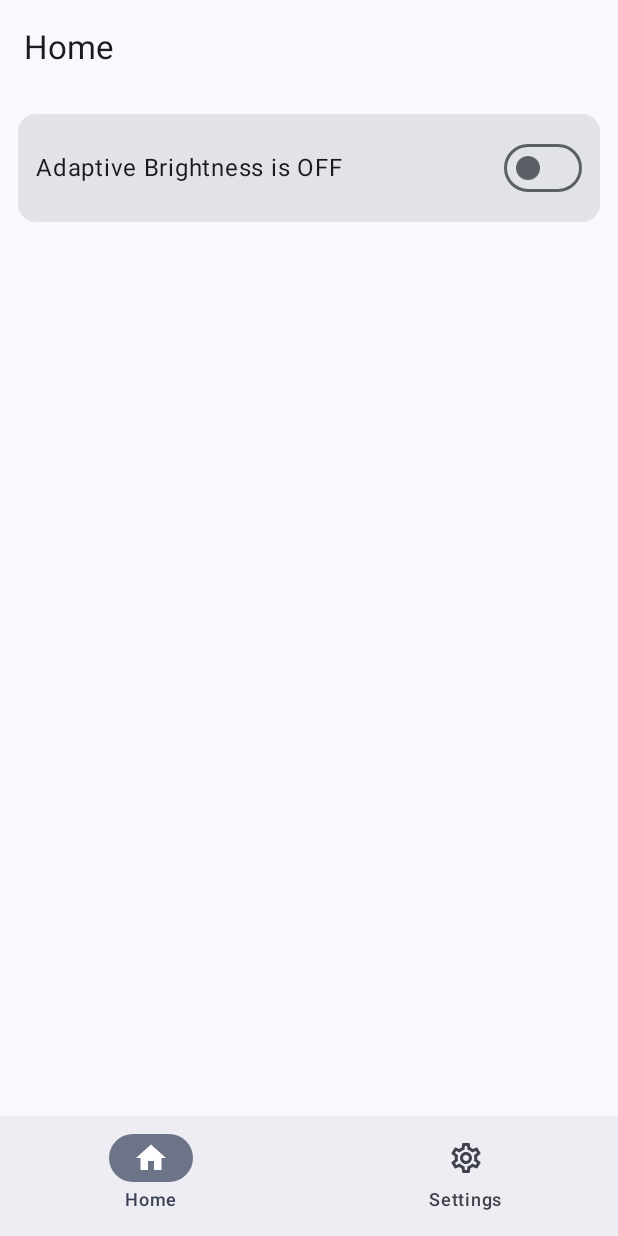
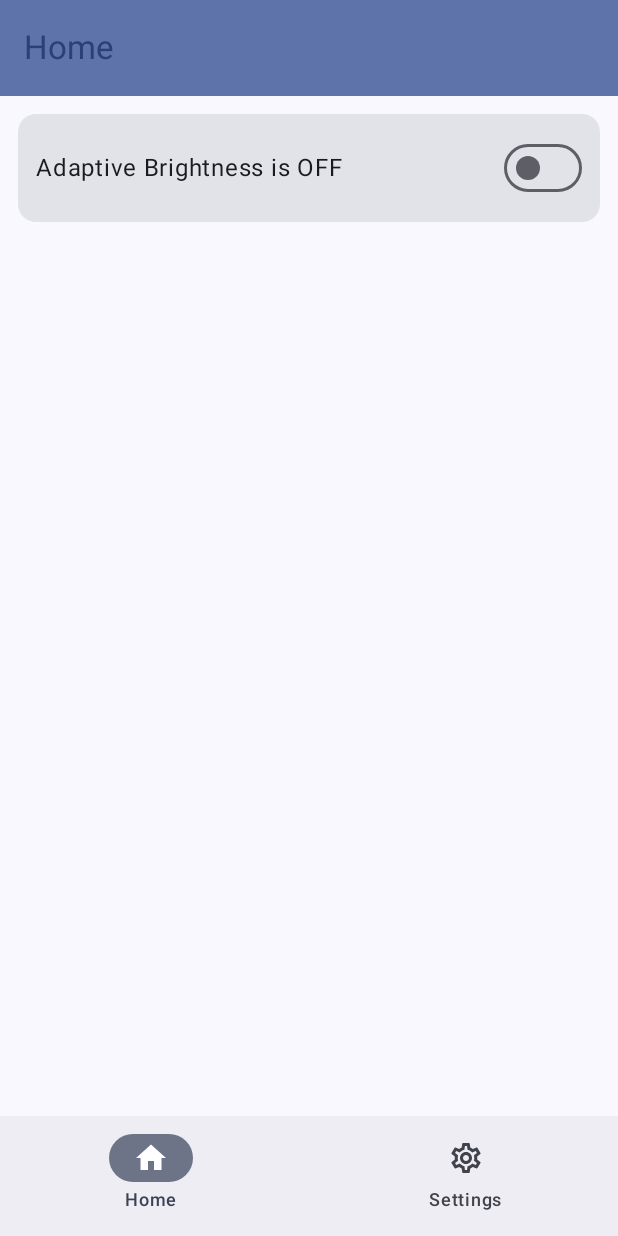
Before and after one commit to bl4ckswordsman/CerberusTiles, an Android app built with Jetpack Compose: the screen it shows after launch (MainActivity), on a phone screen of 412 x 824 dp. Run offline under Robolectric (Android 15) with nearby library versions, the phone set to English and light mode, and no system bars; our stand-ins replace livedata-compose; 1 statement that could not run was skipped.

Commit message:
feat(enhancement): make app bar header more modern

```diff
--- a/app/src/main/java/com/bl4ckswordsman/cerberustiles/MainScreen.kt
+++ b/app/src/main/java/com/bl4ckswordsman/cerberustiles/MainScreen.kt
@@ -13,11 +13,13 @@ import androidx.compose.material.icons.filled.Check
 import androidx.compose.material3.Card
 import androidx.compose.material3.ExperimentalMaterial3Api
 import androidx.compose.material3.Icon
+import androidx.compose.material3.MaterialTheme
 import androidx.compose.material3.Scaffold
 import androidx.compose.material3.Switch
 import androidx.compose.material3.SwitchDefaults
 import androidx.compose.material3.Text
 import androidx.compose.material3.TopAppBar
+import androidx.compose.material3.TopAppBarDefaults
 import androidx.compose.runtime.Composable
 import androidx.compose.runtime.SideEffect
 import androidx.compose.runtime.getValue
@@ -26,7 +28,6 @@ import androidx.compose.runtime.mutableStateOf
 import androidx.compose.runtime.remember
 import androidx.compose.ui.Alignment
 import androidx.compose.ui.Modifier
-import androidx.compose.ui.text.style.TextAlign
 import androidx.compose.ui.tooling.preview.Preview
 import androidx.compose.ui.unit.dp
 import androidx.lifecycle.LiveData
@@ -61,14 +62,20 @@ fun MainScreen(
     }
 
     Scaffold(topBar = {
-        TopAppBar(title = {
-            Text(
-                text = when (selectedScreen) {
-                    is Screen.Home -> label.HOME_SCREEN
-                    is Screen.Settings -> label.SETTINGS_SCREEN
-                }, textAlign = TextAlign.Center
-            )
-        })
+        TopAppBar(
+            colors = TopAppBarDefaults.topAppBarColors(
+                containerColor = MaterialTheme.colorScheme.primaryContainer, // removing this causes a nice immersive effect
+                titleContentColor = MaterialTheme.colorScheme.primary,
+            ),
+            title = {
+                Text(
+                    text = when (selectedScreen) {
+                        is Screen.Home -> label.HOME_SCREEN
+                        is Screen.Settings -> label.SETTINGS_SCREEN
+                    }
+                )
+            }
+        )
     },
         bottomBar = { BottomNavBar(selectedScreen, setSelectedScreen) },
         content = { innerPadding ->
```
